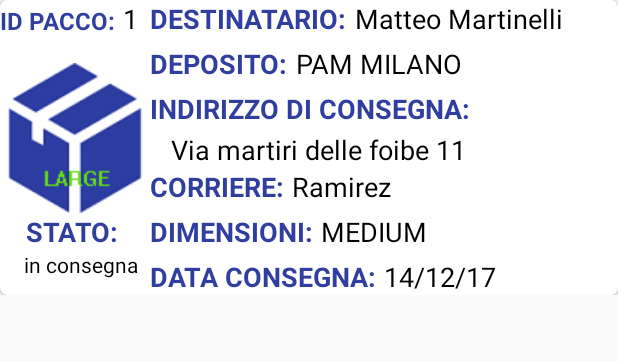
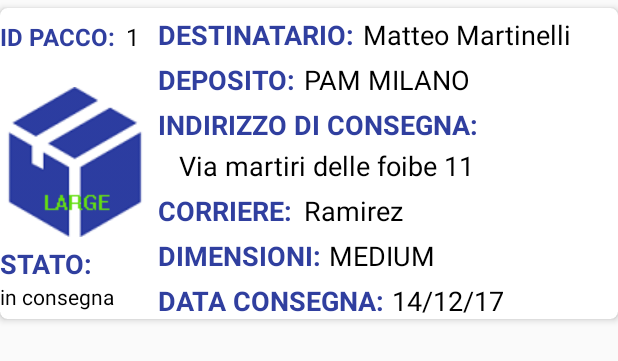
Before and after one commit to MatteoMartinelliMM/ProvaFinale, an Android app: the layout single_package.xml on its own in the app's theme, with its tools: preview values and no code run, on a phone screen of 412 x 824 dp. Shown: the top 361 px of the screen. Run offline under Robolectric (Android 15) with nearby library versions, the phone set to English and light mode, and no system bars.

Commit message:
Recycle View graficamente migliorata

```diff
--- a/app/src/main/java/mateomartinelli/user2cadem/it/provafinale/CorriereActivity.java
+++ b/app/src/main/java/mateomartinelli/user2cadem/it/provafinale/CorriereActivity.java
@@ -33,6 +33,7 @@ public class CorriereActivity extends AppCompatActivity implements TaskWaiting{
     private LinearLayoutManager lm;
     private SimplePackageAdapter packageAdapter;
     private ArrayList<String> idPacchi;
+    private String classCaller;
     @Override
     protected void onCreate(Bundle savedInstanceState) {
         super.onCreate(savedInstanceState);
@@ -42,9 +43,8 @@ public class CorriereActivity extends AppCompatActivity implements TaskWaiting{
         pacchi = new ArrayList<>();
         assignedPackage = findViewById(R.id.assignedPackage);
         lm = new LinearLayoutManager(this);
-
         final TaskWaiting taskWaiting = this;
-
+        classCaller = getClass().getSimpleName();
         dialog = new ProgressDialog(this);
         dialog.onStart();
 
@@ -68,7 +68,7 @@ public class CorriereActivity extends AppCompatActivity implements TaskWaiting{
                                 pacchi = JSONParser.getCurriersPackagesToDeliver(toParse, loggedCorriere.getIdPacchi());
                             }
                             taskWaiting.waitToComplete("");
-                            packageAdapter = new SimplePackageAdapter(pacchi);
+                            packageAdapter = new SimplePackageAdapter(pacchi,classCaller);
                             assignedPackage.setLayoutManager(lm);
                             assignedPackage.setAdapter(packageAdapter);
                         }
--- a/app/src/main/res/layout/single_package.xml
+++ b/app/src/main/res/layout/single_package.xml
@@ -9,14 +9,16 @@
         android:layout_width="match_parent"
         android:layout_height="wrap_content"
         app:cardCornerRadius="5dp"
-        app:cardElevation="3dp">
+        app:cardElevation="3dp"
+        android:layout_marginTop="5dp"
+        android:layout_marginBottom="5dp">
 
         <RelativeLayout
             android:layout_width="match_parent"
             android:layout_height="match_parent">
 
             <ImageView
-                android:id="@+id/imageView"
+                android:id="@+id/packageImg"
                 android:layout_width="wrap_content"
                 android:layout_height="wrap_content"
                 android:layout_above="@+id/dimension"
@@ -28,11 +30,13 @@
                 android:layout_width="wrap_content"
                 android:layout_height="wrap_content"
                 android:layout_alignParentTop="true"
-                android:layout_toEndOf="@+id/imageView"
+                android:layout_toEndOf="@+id/packageImg"
                 android:text="DESTINATARIO:"
+                android:layout_marginTop="5dp"
                 android:textColor="@color/colorPrimaryDark"
                 android:textSize="18sp"
-                android:textStyle="bold" />
+                android:textStyle="bold"
+                android:layout_marginLeft="5dp"/>
 
             <TextView
                 android:id="@+id/destinatario"
@@ -51,8 +55,9 @@
                 android:layout_height="wrap_content"
                 android:layout_below="@+id/textView"
                 android:layout_marginTop="5dp"
-                android:layout_toEndOf="@+id/imageView"
+                android:layout_toEndOf="@+id/packageImg"
                 android:text="DEPOSITO:"
+                android:layout_marginLeft="5dp"
                 android:textColor="@color/colorPrimaryDark"
                 android:textSize="18sp"
                 android:textStyle="bold" />
@@ -74,8 +79,9 @@
                 android:layout_height="wrap_content"
                 android:layout_below="@+id/textView3"
                 android:layout_marginTop="5dp"
-                android:layout_toEndOf="@+id/imageView"
+                android:layout_toEndOf="@+id/packageImg"
                 android:text="INDIRIZZO DI CONSEGNA:"
+                android:layout_marginLeft="5dp"
                 android:textColor="@color/colorPrimaryDark"
                 android:textSize="18sp"
                 android:textStyle="bold" />
@@ -84,9 +90,9 @@
                 android:id="@+id/indirizzo"
                 android:layout_width="wrap_content"
                 android:layout_height="wrap_content"
+                android:layout_alignStart="@+id/textView5"
                 android:layout_below="@+id/textView5"
                 android:layout_marginTop="2.5dp"
-                android:layout_toEndOf="@+id/imageView"
                 android:text="   Via martiri delle foibe 11"
                 android:textColor="@android:color/black"
                 android:textSize="18sp" />
@@ -98,6 +104,7 @@
                 android:layout_alignStart="@+id/indirizzo"
                 android:layout_below="@+id/indirizzo"
                 android:text="CORRIERE:"
+                android:layout_marginTop="5dp"
                 android:textColor="@color/colorPrimaryDark"
                 android:textSize="18sp"
                 android:textStyle="bold" />
@@ -106,9 +113,8 @@
                 android:id="@+id/currierName"
                 android:layout_width="wrap_content"
                 android:layout_height="wrap_content"
-                android:layout_below="@+id/indirizzo"
-                android:layout_marginLeft="5dp"
-                android:layout_toEndOf="@+id/textView2"
+                android:layout_above="@+id/textView8"
+                android:layout_alignStart="@+id/deposito"
                 android:text="Ramirez"
                 android:textColor="@android:color/black"
                 android:textSize="18sp" />
@@ -120,10 +126,10 @@
                 android:layout_alignStart="@+id/textView2"
                 android:layout_below="@+id/textView2"
                 android:text="DIMENSIONI:"
+                android:layout_marginTop="5dp"
                 android:textColor="@color/colorPrimaryDark"
                 android:textSize="18sp"
-                android:textStyle="bold"
-                android:layout_marginTop="5dp"/>
+                android:textStyle="bold" />
 
             <TextView
                 android:id="@+id/dimension"
@@ -143,10 +149,10 @@
                 android:layout_alignStart="@+id/textView8"
                 android:layout_below="@+id/textView8"
                 android:text="DATA CONSEGNA:"
+                android:layout_marginTop="5dp"
                 android:textColor="@color/colorPrimaryDark"
                 android:textSize="18sp"
-                android:textStyle="bold"
-                android:layout_marginTop="5dp"/>
+                android:textStyle="bold" />
 
             <TextView
                 android:id="@+id/dataConsegna"
@@ -161,7 +167,7 @@
                 android:layout_marginLeft="5dp"/>
 
             <TextView
-                android:id="@+id/textView12"
+                android:id="@+id/ID"
                 android:layout_width="wrap_content"
                 android:layout_height="wrap_content"
                 android:layout_above="@+id/textView3"
@@ -176,30 +182,31 @@
                 android:id="@+id/idPacco"
                 android:layout_width="wrap_content"
                 android:layout_height="wrap_content"
-                android:layout_marginLeft="5dp"
-                android:layout_toEndOf="@+id/textView12"
+                android:layout_alignBaseline="@+id/ID"
+                android:layout_alignBottom="@+id/ID"
+                android:layout_toEndOf="@+id/ID"
+                android:layout_marginLeft="7dp"
                 android:text="1"
                 android:textColor="@android:color/black"
-                android:textSize="18sp" />
+                android:textSize="16sp" />
 
             <TextView
                 android:id="@+id/textView15"
                 android:layout_width="wrap_content"
                 android:layout_height="wrap_content"
-                android:layout_above="@+id/textView10"
+                android:layout_above="@+id/stato"
+                android:layout_alignParentStart="true"
                 android:text="STATO:"
                 android:textColor="@color/colorPrimaryDark"
                 android:textSize="18sp"
-                android:layout_marginLeft="17.5dp"
-                android:layout_marginTop="5dp"
                 android:textStyle="bold" />
 
             <TextView
                 android:id="@+id/stato"
                 android:layout_width="wrap_content"
                 android:layout_height="wrap_content"
-                android:layout_alignEnd="@+id/idPacco"
-                android:layout_below="@+id/textView15"
+                android:layout_alignParentStart="true"
+                android:layout_alignTop="@+id/textView10"
                 android:autoSizeMaxTextSize="@dimen/activity_horizontal_margin"
                 android:text="in consegna"
                 android:textColor="@android:color/black" />
```
Also changed, not shown: app/src/main/java/mateomartinelli/user2cadem/it/provafinale/Contoller/JSONParser.java (+21 -13 lines), app/src/main/java/mateomartinelli/user2cadem/it/provafinale/Contoller/SimplePackageAdapter.java (+33 -7 lines).
